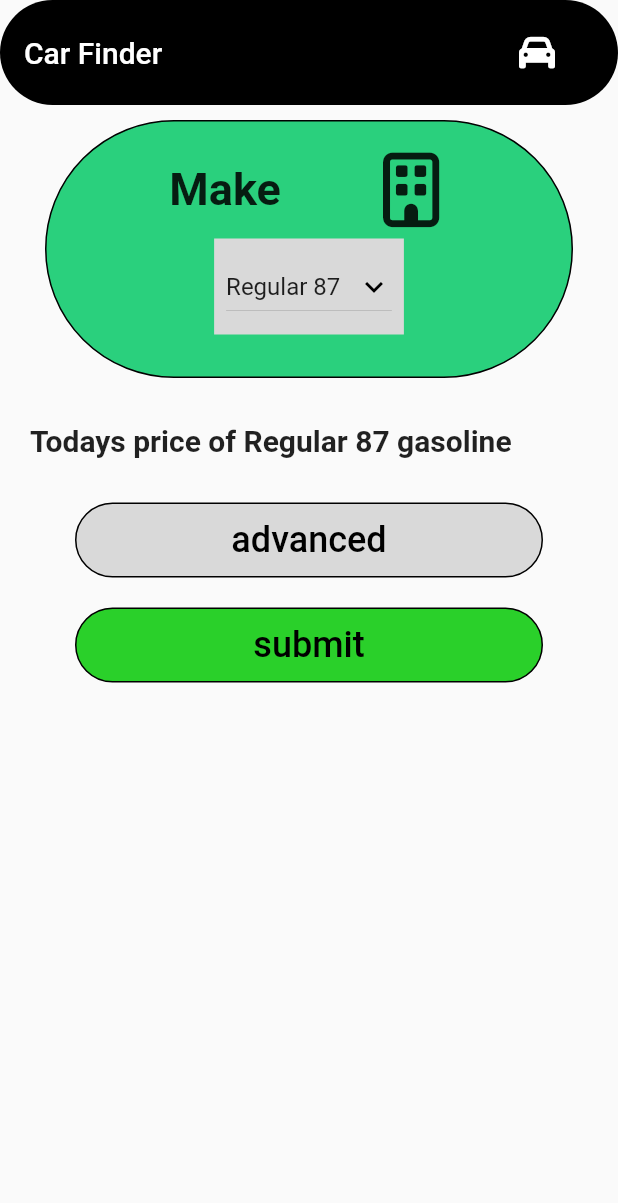
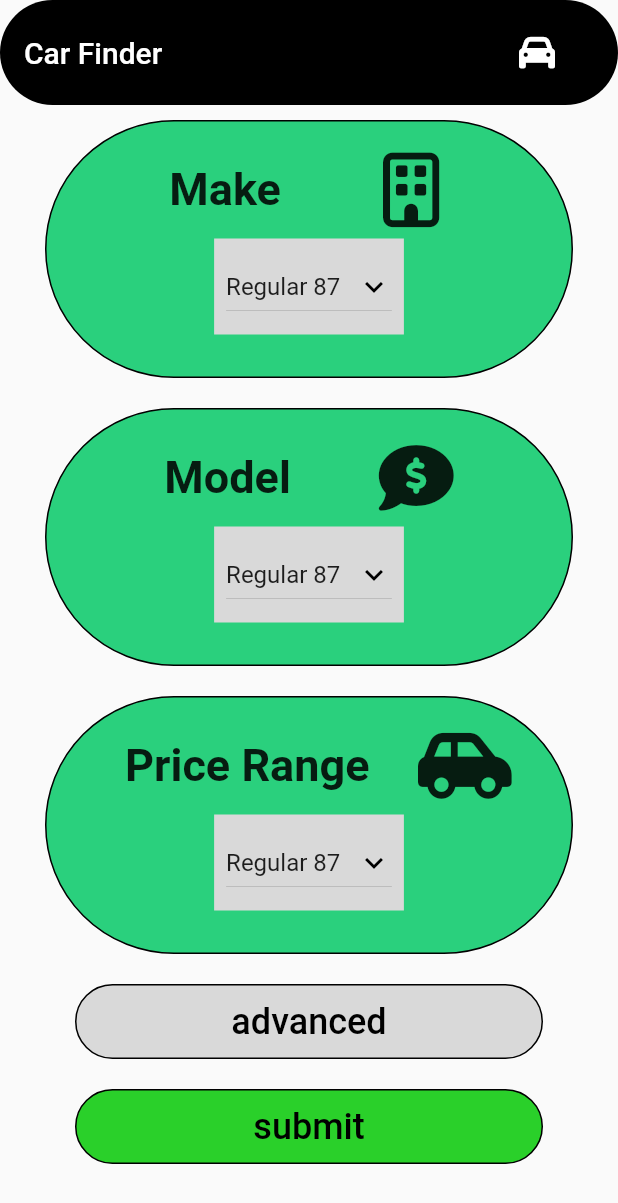
Before and after one commit to yolomep/car-recommender, a Flutter app: the screen it shows after launch, on a phone screen of 412 x 824 dp. Shown: the top 1203 px of the screen. Run offline on Flutter 3.47's test engine with Material 2 defaults, Android fonts, the phone set to English and light mode, and no system bars; our stand-ins replace font_awesome_flutter.

Commit message:
finished the boxes for make,model,and price range

```diff
--- a/lib/main.dart
+++ b/lib/main.dart
@@ -144,8 +144,132 @@ class _MyHomePageState extends State<MyHomePage> {
                   ),
             ],),
             ),
-
-            DisplayText("Todays price of ${dropdownValue} gasoline"),
+            Container(
+              alignment: Alignment.center,
+              margin: const EdgeInsets.only(left: 30.0, right: 30.0,top: 10.0,bottom: 10.0),
+              padding: const EdgeInsets.all(20.0),
+              decoration: BoxDecoration(
+                color: Color(0xFF2AD07D),
+                borderRadius: BorderRadius.circular(90),
+                border: Border.all(
+                  color: Colors.black,
+                  width: 1,
+                ),
+              ),
+              child: Column(
+                mainAxisAlignment: MainAxisAlignment.spaceEvenly,
+                crossAxisAlignment: CrossAxisAlignment.center,
+                children: [
+                  Row(
+                    mainAxisAlignment: MainAxisAlignment.spaceEvenly,
+                    children: [
+                      Text(
+                        "Model",
+                        textAlign: TextAlign.center,
+                        style:
+                        TextStyle(fontSize: 30.0, fontWeight: FontWeight.bold),
+                      ),
+                      Icon(
+                        FontAwesomeIcons.commentDollar,
+                        size: 50.0,
+                      ),
+                    ],
+                  ),
+                  Container(
+                    padding: EdgeInsets.all(8),
+                    margin: EdgeInsets.all(8),
+                    decoration: BoxDecoration(
+                      color: Color(0xFFD9D9D9),
+                    ),
+                    child: DropdownButton<String>(
+                      value: dropdownValue,
+                      dropdownColor:Color(0xFFDBF24B) ,
+                      icon: Icon(
+                        Icons.keyboard_arrow_down,
+                        color: Colors.black,
+                      ),
+                      onChanged: (String? newValue) {
+                        setState(() {
+                          dropdownValue = newValue!;
+                          pricePerGallon = gasPricesMap[dropdownValue] ?? 0.0;
+                        });
+                      },
+                      items: gasPricesMap.keys
+                          .map<DropdownMenuItem<String>>((String value) {
+                        return DropdownMenuItem<String>(
+                          value: value,
+                          child: Text(
+                            value,
+                          ),
+                        );
+                      }).toList(),
+                    ),
+                  ),
+                ],),
+            ),
+            Container(
+              alignment: Alignment.center,
+              margin: const EdgeInsets.only(left: 30.0, right: 30.0,top: 10.0,bottom: 10.0),
+              padding: const EdgeInsets.all(20.0),
+              decoration: BoxDecoration(
+                color: Color(0xFF2AD07D),
+                borderRadius: BorderRadius.circular(90),
+                border: Border.all(
+                  color: Colors.black,
+                  width: 1,
+                ),
+              ),
+              child: Column(
+                mainAxisAlignment: MainAxisAlignment.spaceEvenly,
+                crossAxisAlignment: CrossAxisAlignment.center,
+                children: [
+                  Row(
+                    mainAxisAlignment: MainAxisAlignment.spaceEvenly,
+                    children: [
+                      Text(
+                        "Price Range",
+                        textAlign: TextAlign.center,
+                        style:
+                        TextStyle(fontSize: 30.0, fontWeight: FontWeight.bold),
+                      ),
+                      Icon(
+                        FontAwesomeIcons.carSide,
+                        size: 50.0,
+                      ),
+                    ],
+                  ),
+                  Container(
+                    padding: EdgeInsets.all(8),
+                    margin: EdgeInsets.all(8),
+                    decoration: BoxDecoration(
+                      color: Color(0xFFD9D9D9),
+                    ),
+                    child: DropdownButton<String>(
+                      value: dropdownValue,
+                      dropdownColor:Color(0xFFDBF24B) ,
+                      icon: Icon(
+                        Icons.keyboard_arrow_down,
+                        color: Colors.black,
+                      ),
+                      onChanged: (String? newValue) {
+                        setState(() {
+                          dropdownValue = newValue!;
+                          pricePerGallon = gasPricesMap[dropdownValue] ?? 0.0;
+                        });
+                      },
+                      items: gasPricesMap.keys
+                          .map<DropdownMenuItem<String>>((String value) {
+                        return DropdownMenuItem<String>(
+                          value: value,
+                          child: Text(
+                            value,
+                          ),
+                        );
+                      }).toList(),
+                    ),
+                  ),
+                ],),
+            ),
 
             Container(
               margin: const EdgeInsets.only(left: 50.0, right: 50.0,top: 10.0,bottom: 10.0),
@@ -232,6 +356,7 @@ class _MyHomePageState extends State<MyHomePage> {
           ],
         ),
 
+
       ),
     );
   }
```
